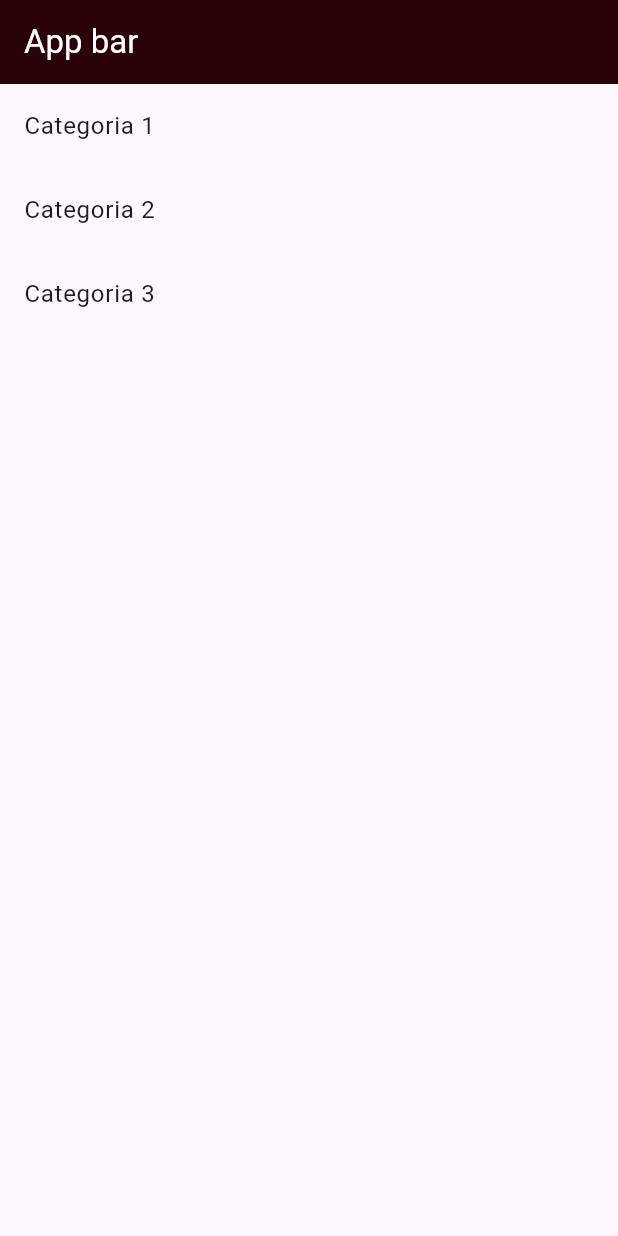
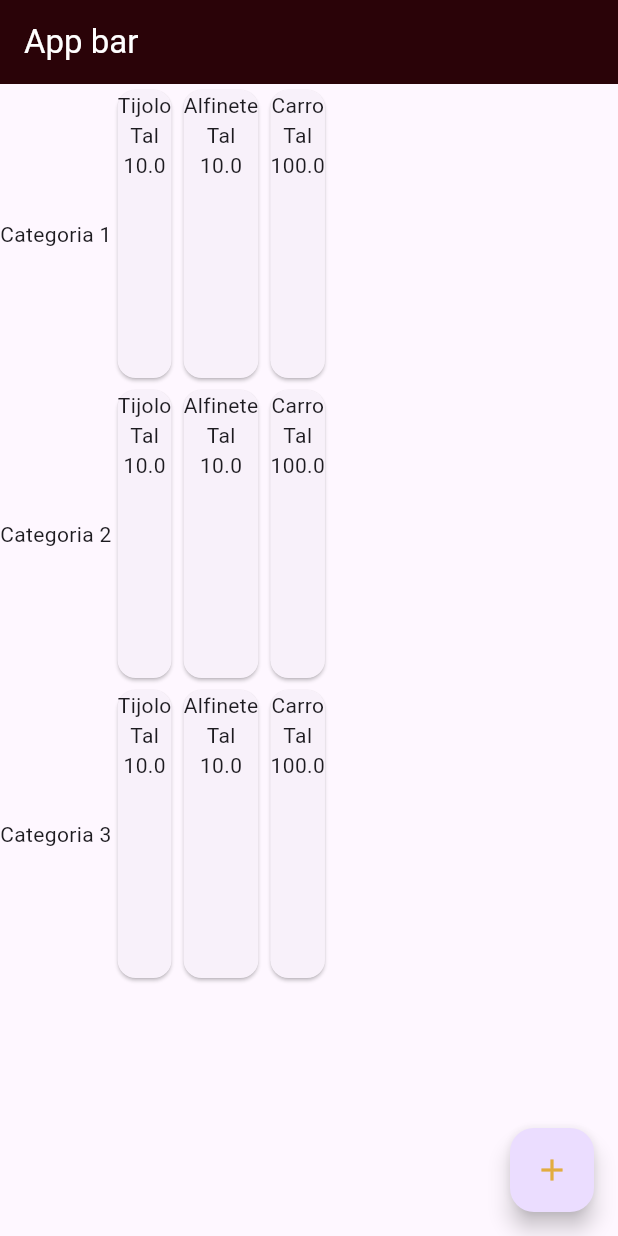
Before and after one commit to DiegoPlaninscheck/flutter_N1, a Flutter app: the screen it shows after launch, on a phone screen of 412 x 824 dp. Run offline on Flutter 3.47's test engine with Material 3 defaults, Android fonts, the phone set to English and light mode, and no system bars.

Commit message:
feat: adicionando ListView

```diff
--- a/lib/ListViewWidget.dart
+++ b/lib/ListViewWidget.dart
@@ -1,17 +1,65 @@
 import 'package:flutter/material.dart';
+
+class Produto {
+  late String nome;
+  late String descricao;
+  late double preco;
+
+  Produto(this.nome, this.descricao, this.preco);
+}
 
 class ListViewWidget extends StatelessWidget {
   ListViewWidget({super.key});
 
-  final List<String> categorias = <String>["Categoria 1", "Categoria 2", "Categoria 3"];
+  final List<String> categorias = <String>[
+    "Categoria 1",
+    "Categoria 2",
+    "Categoria 3"
+  ];
+  List<Produto> produtos = [];
+
+  void addProdutos() {
+    produtos.add(Produto("Tijolo", "Tal", 10));
+    produtos.add(Produto("Alfinete", "Tal", 10));
+    produtos.add(Produto("Carro", "Tal", 100.000));
+  }
 
   @override
   Widget build(BuildContext context) {
+    addProdutos();
     return ListView.builder(
       itemCount: categorias.length,
-      itemBuilder: (context, index){
-        return ListTile(
-          title: Text(categorias[index]),
+      itemBuilder: (context, index) {
+        return Row(
+          children: <Widget>[
+            Text(categorias[index]),
+            Expanded(
+                child: SizedBox(
+              height: 200.0,
+              child: ListView.builder(
+                scrollDirection: Axis.horizontal,
+                itemCount: produtos.length,
+                itemBuilder: (context, id) {
+                  return Card(
+                    child: Column(
+                      children: [
+                        Text(produtos[id].nome),
+                        Text(produtos[id].descricao),
+                        Text(produtos[id].preco.toString()),
+                      ],
+                    ),
+                  );
+                  // return Column(
+                  //   children: [
+                  //     Text(produtos[id].nome),
+                  //     Text(produtos[id].descricao),
+                  //     Text(produtos[id].preco.toString()),
+                  //   ],
+                  // );
+                },
+              ),
+            )),
+          ],
         );
       },
     );
--- a/lib/home_page.dart
+++ b/lib/home_page.dart
@@ -14,6 +14,13 @@ class HomePage extends StatelessWidget {
           ),
           backgroundColor: const Color(0xFF2A0308),
         ),
+        floatingActionButton: FloatingActionButton(
+          onPressed: () {},
+          child: const Icon(
+            Icons.add,
+            color: Color(0xFFE2AC3F),
+          ),
+        ),
         body: ListViewWidget());
   }
 }
```
